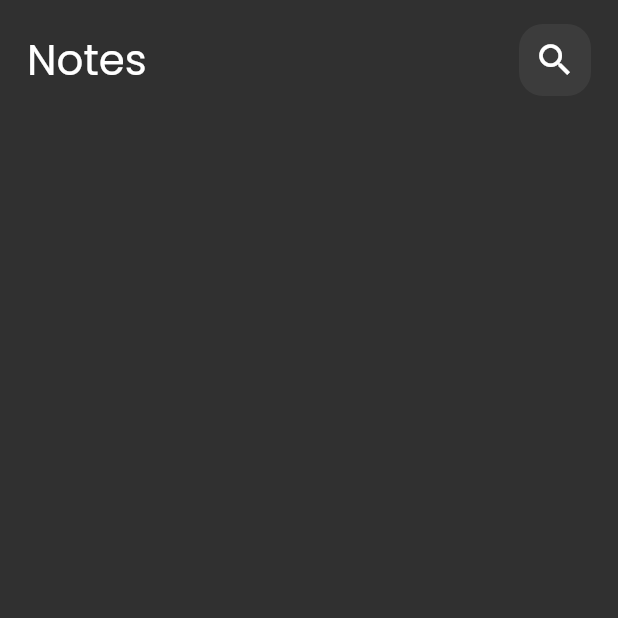
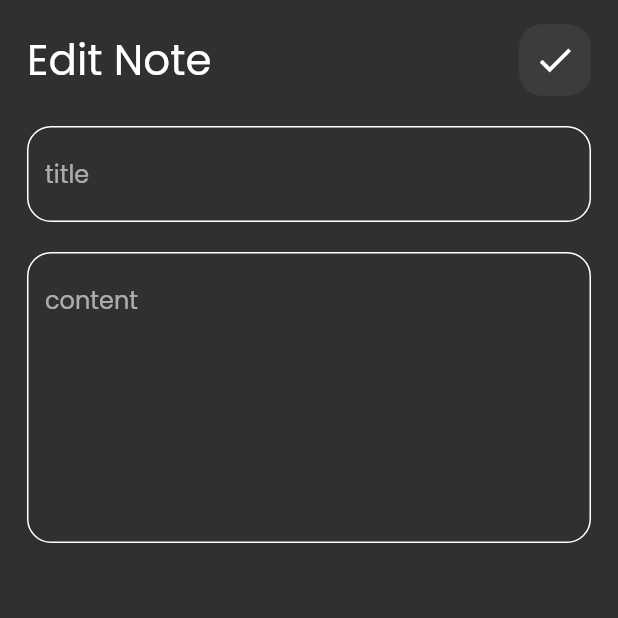
Before and after one commit to HazemEl-masry/note_app, a Flutter app: the EditNoteView screen opened directly, on a phone screen of 412 x 824 dp, the top half of it. Run offline on Flutter 3.47's test engine with Material 2 defaults, Android fonts, the phone set to English and light mode, and no system bars; our stand-ins replace font_awesome_flutter.

Commit message:
add appbar to edit note view

```diff
--- a/lib/views/edit_note_view.dart
+++ b/lib/views/edit_note_view.dart
@@ -1,4 +1,6 @@
 import 'package:flutter/material.dart';
+
+import '../widgets/custom_text_field.dart';
 
 class EditNoteView extends StatelessWidget {
   const EditNoteView({Key? key}) : super(key: key);
@@ -18,7 +20,7 @@ class EditNoteView extends StatelessWidget {
               Row(
                 children: [
                   const Text(
-                    "Notes",
+                    "Edit Note",
                     style: TextStyle(
                         fontSize: 28.0
                     ),
@@ -32,12 +34,20 @@ class EditNoteView extends StatelessWidget {
                         borderRadius: BorderRadius.circular(16.0)
                     ),
                     child: const Center(
-                      child: Icon(Icons.search,size: 28.0),
+                      child: Icon(Icons.check,size: 28.0),
                     ),
                   )
                 ],
               ),
               const SizedBox(height: 20.0),
+              const CustomTextField(
+                hint: 'title',
+              ),
+              const SizedBox(height: 20.0),
+              const CustomTextField(
+                hint: 'content',
+                maxline: 7,
+              ),
             ],
           ),
         ),
```
